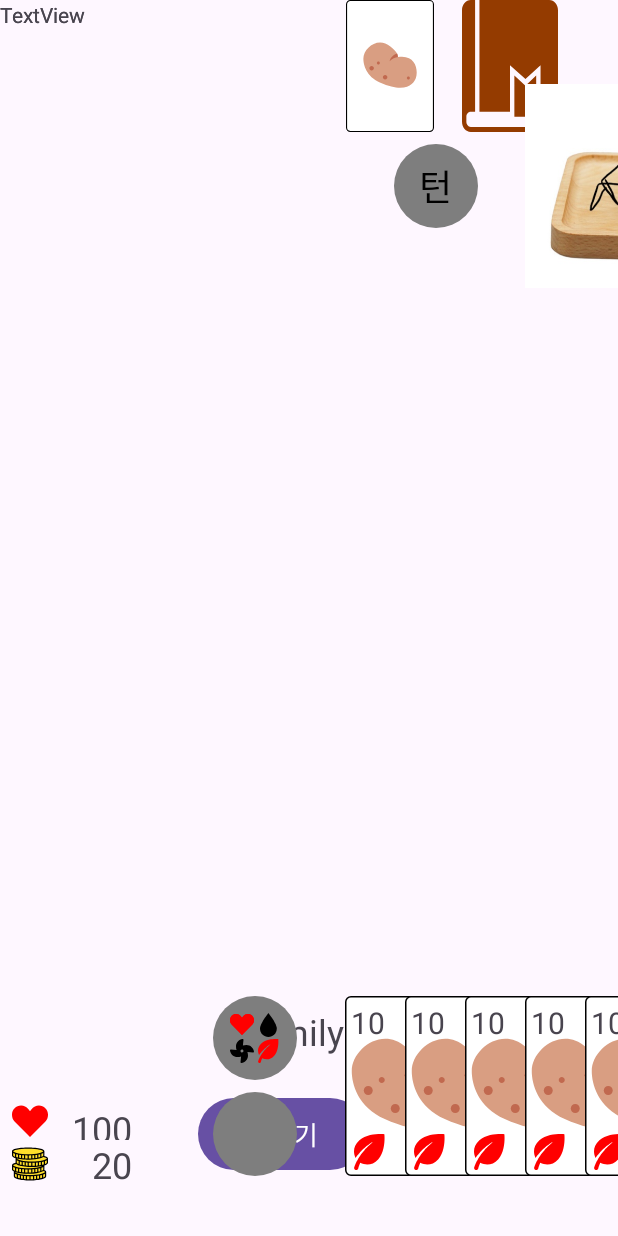
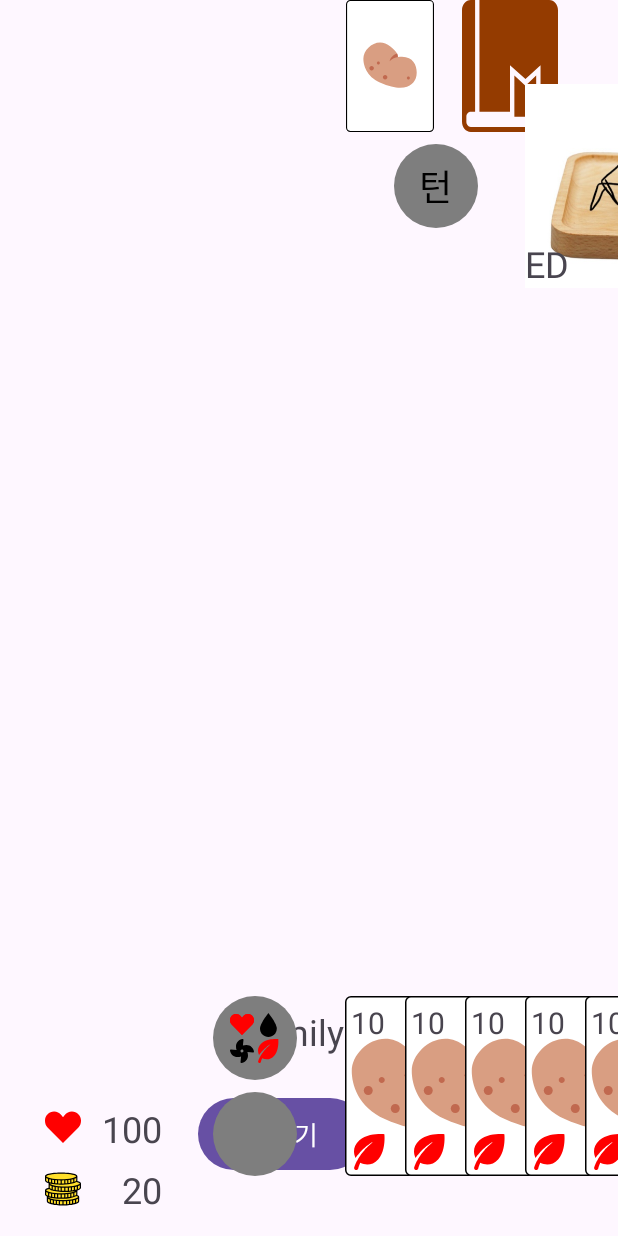
Before and after one commit to g0DO11/FWP, an Android app: the layout activity_battle.xml on its own in the app's theme, with its tools: preview values and no code run, on a phone screen of 412 x 824 dp. Run offline under Robolectric (Android 15) with nearby library versions, the phone set to English and light mode, and no system bars.

Commit message:
Enemy health and damage UI update

```diff
--- a/app/src/main/res/layout/activity_battle.xml
+++ b/app/src/main/res/layout/activity_battle.xml
@@ -117,13 +117,34 @@
                 android:textSize="24sp" />
         </FrameLayout>
 
+        <FrameLayout
+            android:layout_width="wrap_content"
+            android:layout_height="wrap_content"
+            android:layout_marginStart="15dp">
             <ImageView
                 android:id="@+id/enemy_img"
                 android:layout_width="240dp"
                 android:layout_height="136dp"
-            android:layout_marginStart="15dp"
                 android:scaleType="centerCrop"
                 android:src="@drawable/enemy_sexy_p" />
+
+            <TextView
+                android:id="@+id/enemyhp"
+                android:layout_width="wrap_content"
+                android:layout_height="wrap_content"
+                android:text="EH"
+                android:textSize="24sp"
+                android:layout_gravity="bottom|right"/>
+
+            <TextView
+                android:id="@+id/enemydmg"
+                android:layout_width="wrap_content"
+                android:layout_height="wrap_content"
+                android:text="ED"
+                android:textSize="24sp"
+                android:layout_gravity="bottom|left"
+                />
+        </FrameLayout>
     </LinearLayout>
 
     <LinearLayout
@@ -218,6 +239,7 @@
     <LinearLayout
         android:layout_width="88dp"
         android:layout_height="88dp"
+        android:layout_marginStart="20dp"
         android:orientation="vertical"
         app:layout_constraintBottom_toBottomOf="parent"
         app:layout_constraintStart_toStartOf="parent">
@@ -225,19 +247,21 @@
         <LinearLayout
             android:layout_width="match_parent"
             android:layout_height="wrap_content"
-            android:orientation="horizontal">
+            android:orientation="horizontal"
+            android:layout_marginBottom="8dp">
 
             <ImageView
-                android:layout_width="wrap_content"
+                android:layout_width="match_parent"
                 android:layout_height="wrap_content"
+                android:layout_weight="1"
                 android:layout_gravity="left|center_vertical"
-                android:layout_marginStart="8dp"
                 android:src="@drawable/suit_heart" />
 
             <TextView
                 android:id="@+id/health_point"
                 android:layout_width="match_parent"
-                android:layout_height="match_parent"
+                android:layout_height="wrap_content"
+                android:layout_weight="1"
                 android:text="100"
                 android:textAlignment="textEnd"
                 android:textSize="24sp" />
@@ -249,16 +273,17 @@
             android:orientation="horizontal">
 
             <ImageView
-                android:layout_width="wrap_content"
+                android:layout_width="match_parent"
                 android:layout_height="wrap_content"
+                android:layout_weight="1"
                 android:layout_gravity="left|center_vertical"
-                android:layout_marginStart="8dp"
                 android:src="@drawable/coins" />
 
             <TextView
                 android:id="@+id/wealth_point"
                 android:layout_width="match_parent"
                 android:layout_height="wrap_content"
+                android:layout_weight="1"
                 android:text="20"
                 android:textAlignment="textEnd"
                 android:textSize="24sp" />
@@ -600,20 +625,4 @@
         android:orientation="vertical"
         app:layout_constraintGuide_begin="20dp" />
 
-    <TextView
-        android:id="@+id/enemyhp"
-        android:layout_width="wrap_content"
-        android:layout_height="wrap_content"
-        android:text="TextView"
-        tools:layout_editor_absoluteX="597dp"
-        tools:layout_editor_absoluteY="171dp" />
-
-    <TextView
-        android:id="@+id/enemydmg"
-        android:layout_width="wrap_content"
-        android:layout_height="wrap_content"
-        android:text="TextView"
-        tools:layout_editor_absoluteX="195dp"
-        tools:layout_editor_absoluteY="167dp" />
-
 </androidx.constraintlayout.widget.ConstraintLayout>
```
Lines whose indentation alone changed are shown as unchanged.
